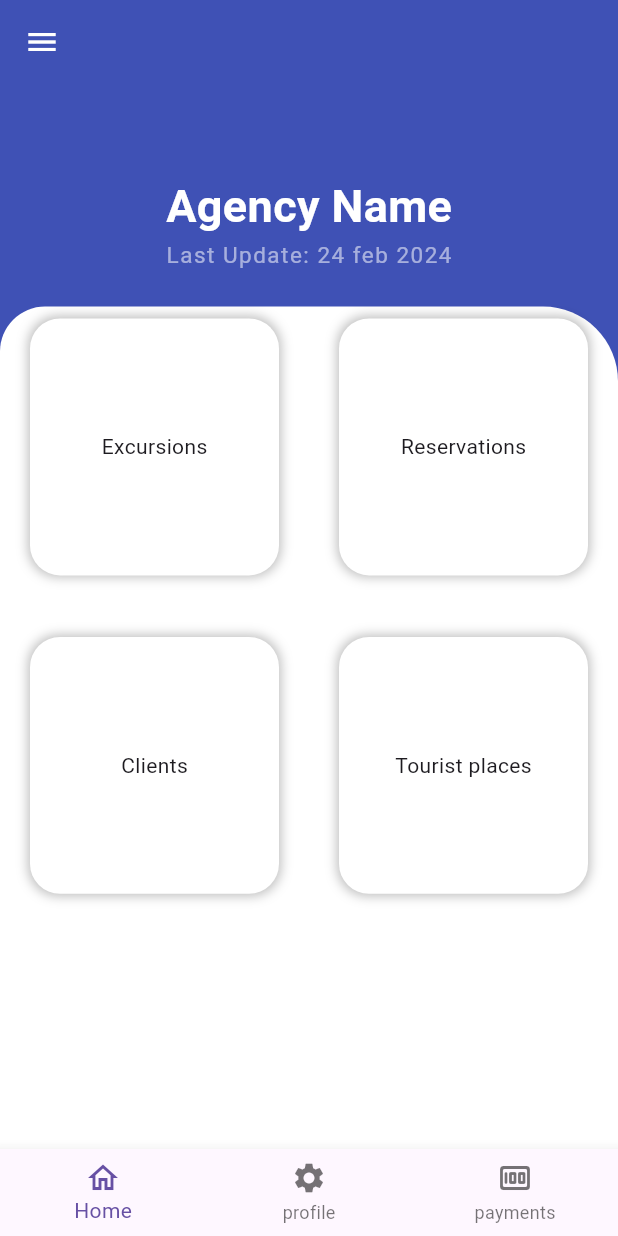
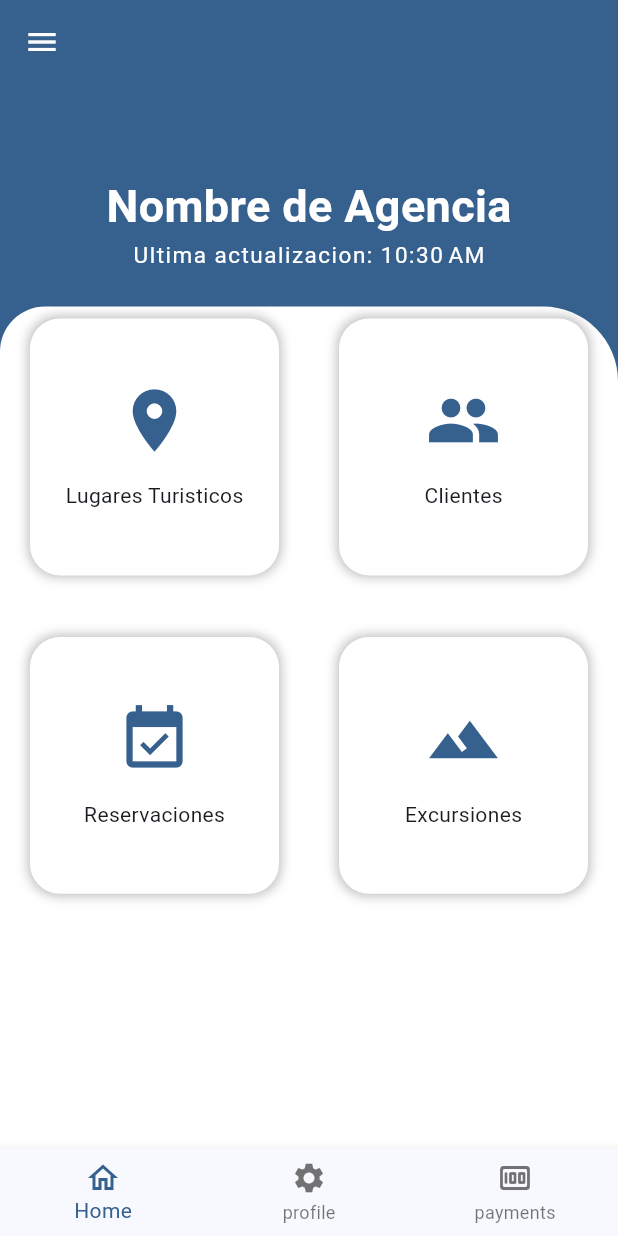
Before and after one commit to joelGabriel7/ViajesRD-Frontend, a Flutter app: the screen it shows after launch, on a phone screen of 412 x 824 dp. Run offline on Flutter 3.47's test engine with Material 3 defaults, Android fonts, the phone set to English and light mode, and no system bars; our stand-ins replace dio, flutter_riverpod, go_router.

Commit message:
Cambiandos el ui de varias view

```diff
--- a/lib/config/theme/app_theme.dart
+++ b/lib/config/theme/app_theme.dart
@@ -1,11 +1,33 @@
 import 'package:flutter/material.dart';
 
+const colorList = <Color>[
+  Colors.red,
+  Colors.blue,
+  Colors.pink,
+  Colors.purple,
+  Colors.green,
+  Colors.amber,
+  Colors.brown,
+];
+
 class AppTheme {
-  AppTheme();
+  final int selectedColor;
+  final bool isDarkMode;
 
-  ThemeData getTheme() => ThemeData(
-        primarySwatch: Colors.blue,
-        visualDensity: VisualDensity.adaptivePlatformDensity,
-        // brightness: Brightness.,
+  AppTheme({this.selectedColor = 0, this.isDarkMode = false})
+      : assert(selectedColor >= 0, 'Color must be greather then 0'),
+        assert(selectedColor < colorList.length,
+            'The color must be less o equal a ${colorList.length - 1}');
+
+  ThemeData getTheme({required int selectedColor, required bool isDarkMode}) =>
+      ThemeData(
+          useMaterial3: true,
+          brightness: isDarkMode ? Brightness.dark : Brightness.light,
+          colorSchemeSeed: colorList[selectedColor],
+          appBarTheme: const AppBarTheme(centerTitle: true));
+
+  AppTheme copyWith({int? selectedColor, bool? isDarkMode}) => AppTheme(
+        selectedColor: selectedColor ?? this.selectedColor,
+        isDarkMode: isDarkMode ?? this.isDarkMode,
       );
 }
--- a/lib/infrastructure/datasources/category_datasource.dart
+++ b/lib/infrastructure/datasources/category_datasource.dart
@@ -6,7 +6,7 @@ import 'package:viajes/infrastructure/mappers/category_mapper.dart';
 import '../models/category_models.dart';
 
 class CategoryApiDatasource extends CategoryDatasource {
-  final dio = Dio(BaseOptions(baseUrl: 'http://192.168.113.82:8000'));
+  final dio = Dio(BaseOptions(baseUrl: 'http://192.168.1.3:8000'));
 
   @override
   Future<List<Category>> getAllCategories({int page = 1}) async {
--- a/lib/main.dart
+++ b/lib/main.dart
@@ -15,7 +15,7 @@ class MainApp extends StatelessWidget {
     return MaterialApp.router(
       routerConfig: appRouter,
       debugShowCheckedModeBanner: false,
-      theme: AppTheme().getTheme(),
+      theme: AppTheme().getTheme(selectedColor: 1, isDarkMode: false),
     );
   }
 }
--- a/lib/presentation/provider/categories/categories_provider.dart
+++ b/lib/presentation/provider/categories/categories_provider.dart
@@ -26,7 +26,8 @@ class CategoryNotifier extends StateNotifier<List<Category>> {
     currentPage++;
 
     final List<Category> category = await fetchMoreCategory(page: currentPage);
-    state = [...state, ...category];
+    state = category;
+    // state = [...state, ...category];
 
     await Future.delayed(const Duration(milliseconds: 3000));
     isLoading = false;
--- a/lib/presentation/screens/category_screen.dart
+++ b/lib/presentation/screens/category_screen.dart
@@ -7,8 +7,6 @@ class CategoryScreen extends StatelessWidget {
 
   @override
   Widget build(BuildContext context) {
-    return Scaffold(
-      body: const CategoryView(),
-    );
+    return const CategoryView();
   }
 }
--- a/lib/presentation/screens/home_screen_agency.dart
+++ b/lib/presentation/screens/home_screen_agency.dart
@@ -1,6 +1,7 @@
 // ignore_for_file: must_be_immutable
 
 import 'package:flutter/material.dart';
+import 'package:viajes/config/menu/menu_item.dart';
 import 'package:viajes/presentation/widgets/bottom_navigations.dart';
 import 'package:viajes/presentation/widgets/side_menu.dart';
 
@@ -9,24 +10,25 @@ import '../views/agency/home_view.dart';
 class HomeScreenAgency extends StatelessWidget {
   var height = 0.0, widht = 0.0;
 
-  List titles = ['Excursions', 'Reservations', 'Clients', 'Tourist places'];
+  List titles = ['Excursions', 'Reservations', 'Clientes', 'Luga'];
   HomeScreenAgency({super.key});
   @override
   Widget build(BuildContext context) {
     height = MediaQuery.of(context).size.height;
     widht = MediaQuery.of(context).size.width;
+    final colors = Theme.of(context).colorScheme;
     final scaffolKey = GlobalKey<ScaffoldState>();
     return Scaffold(
-        // key: scaffolKey,
+        key: scaffolKey,
         appBar: AppBar(
-          backgroundColor: Colors.indigo,
+          backgroundColor: colors.primary,
           iconTheme: const IconThemeData(color: Colors.white),
         ),
         bottomNavigationBar: const BottomNavigations(),
         drawer: SideMenu(scaffolKey: scaffolKey),
         body: SingleChildScrollView(
           physics: const NeverScrollableScrollPhysics(),
-          child: HomeView(height: height, widht: widht, titles: titles),
+          child: HomeView(height: height, widht: widht, titles: appMenuItem),
         ));
   }
 
--- a/lib/presentation/views/agency/category_view.dart
+++ b/lib/presentation/views/agency/category_view.dart
@@ -1,5 +1,6 @@
 import 'package:flutter/material.dart';
 import 'package:flutter_riverpod/flutter_riverpod.dart';
+import 'package:viajes/domain/entity/category.dart';
 import 'package:viajes/presentation/provider/providers.dart';
 
 import '../../provider/loader.dart';
@@ -39,24 +40,34 @@ class CategoryViewState extends ConsumerState<CategoryView> {
       ));
     }
     final categories = ref.watch(getAllCategoryProvider);
+    return CustomList(categories: categories);
+  }
+}
 
+class CustomList extends StatelessWidget {
+  const CustomList({
+    super.key,
+    required this.categories,
+  });
+
+  final List categories;
+
+  @override
+  Widget build(BuildContext context) {
     return Scaffold(
       appBar: AppBar(title: const Text('Listado de categorias')),
-      body: ListView.builder(
+      body: ListView.separated(
+        separatorBuilder: (context, index) => const Divider(),
         itemCount: categories.length,
         itemBuilder: (context, index) {
           final category = categories[index];
           if (categories.isNotEmpty) {
             return Padding(
               padding: const EdgeInsets.all(8.0),
-              child: Card(
-                elevation: 6,
-                shadowColor: Colors.grey.shade50,
-                child: ListTile(
-                  contentPadding: const EdgeInsets.all(5.0),
-                  title: Text(category.name),
-                  subtitle: Text(category.description),
-                ),
+              child: ListTile(
+                contentPadding: const EdgeInsets.all(5.0),
+                title: Text(category.name),
+                subtitle: Text(category.description),
               ),
             );
           }
--- a/lib/presentation/views/agency/home_view.dart
+++ b/lib/presentation/views/agency/home_view.dart
@@ -1,5 +1,9 @@
+// ignore_for_file: prefer_typing_uninitialized_variables
+
 import 'package:flutter/material.dart';
 import 'package:go_router/go_router.dart';
+import 'package:intl/intl.dart';
+import 'package:viajes/config/menu/menu_item.dart';
 
 // import '../../shared/bottom_navigations.dart';
 
@@ -11,16 +15,19 @@ class HomeView extends StatelessWidget {
     required this.titles,
   });
 
-  // ignore: prefer_typing_uninitialized_variables
   final height;
-  // ignore: prefer_typing_uninitialized_variables
   final widht;
-  final List titles;
+  final List<MenuItem> titles;
 
   @override
   Widget build(BuildContext context) {
+    final colors = Theme.of(context).colorScheme;
+    final date = DateTime.now();
+    final format = DateFormat('jm').format(date);
+    final lastFourTitles =
+        titles.length >= 4 ? titles.sublist(titles.length - 4) : titles;
     return Container(
-      color: Colors.indigo,
+      color: colors.primary,
       height: height,
       width: widht,
       child: Column(
@@ -29,22 +36,22 @@ class HomeView extends StatelessWidget {
               decoration: const BoxDecoration(),
               height: height * 0.18,
               width: widht,
-              child: const Column(children: [
+              child: Column(children: [
                 Padding(
-                  padding: EdgeInsets.only(top: 60, left: 20, right: 20),
+                  padding: const EdgeInsets.only(top: 60, left: 20, right: 20),
                   child: Column(
                     children: [
-                      Text(
-                        'Agency Name',
+                      const Text(
+                        'Nombre de Agencia',
                         style: TextStyle(
                             color: Colors.white,
                             fontSize: 30,
                             fontWeight: FontWeight.bold),
                       ),
                       Text(
-                        'Last Update: 24 feb 2024',
-                        style: TextStyle(
-                            color: Colors.white54,
+                        'Ultima actualizacion: $format',
+                        style: const TextStyle(
+                            color: Colors.white,
                             fontSize: 15,
                             letterSpacing: 1),
                       ),
@@ -54,9 +61,9 @@ class HomeView extends StatelessWidget {
               ])),
           Expanded(
             child: Container(
-              decoration: const BoxDecoration(
-                color: Colors.white,
-                borderRadius: BorderRadius.only(
+              decoration: BoxDecoration(
+                color: colors.onSecondary,
+                borderRadius: const BorderRadius.only(
                   topLeft: Radius.circular(30),
                   topRight: Radius.circular(50),
                 ),
@@ -71,21 +78,11 @@ class HomeView extends StatelessWidget {
                 ),
                 physics: const NeverScrollableScrollPhysics(),
                 shrinkWrap: true,
-                itemCount: titles.length,
+                itemCount: lastFourTitles.length,
                 itemBuilder: (context, index) {
                   return InkWell(
                     onTap: () {
-                      final routesMap = {
-                        'Excursions': '/excursions',
-                        'Reservations': '/reservations',
-                        'Clients': '/clients',
-                        'Tourist places': '/touristplaces',
-                      };
-
-                      final route = routesMap[titles[index]];
-                      if (route != null) {
-                        context.push(route);
-                      }
+                      context.push(lastFourTitles[index].link);
                     },
                     child: Container(
                       margin: const EdgeInsets.symmetric(
@@ -102,7 +99,15 @@ class HomeView extends StatelessWidget {
                       child: Column(
                         mainAxisAlignment: MainAxisAlignment.center,
                         children: [
-                          Center(child: Text(titles[index])),
+                          Icon(
+                            lastFourTitles[index].icon,
+                            size: 50,
+                            color: colors.primary,
+                          ),
+                          const SizedBox(
+                            height: 15,
+                          ),
+                          Center(child: Text(lastFourTitles[index].title)),
                         ],
                       ),
                     ),
--- a/lib/presentation/widgets/side_menu.dart
+++ b/lib/presentation/widgets/side_menu.dart
@@ -16,7 +16,7 @@ class _SideMenuState extends State<SideMenu> {
   @override
   Widget build(BuildContext context) {
     return NavigationDrawer(
-        backgroundColor: Colors.grey.shade50,
+        // backgroundColor: Colors.grey.shade50,
         selectedIndex: navDrawerIndex,
         onDestinationSelected: (value) {
           setState(() {
@@ -24,6 +24,7 @@ class _SideMenuState extends State<SideMenu> {
 
             final menuItem = appMenuItem[value];
             context.push(menuItem.link);
+            widget.scaffolKey.currentState?.closeDrawer();
           });
         },
         children: [
--- a/pubspec.yaml
+++ b/pubspec.yaml
@@ -12,6 +12,7 @@ dependencies:
     sdk: flutter
   flutter_riverpod: ^2.4.10
   go_router: ^13.2.0
+  intl: ^0.19.0
 
 dev_dependencies:
   flutter_lints: ^2.0.0
```
Also changed, not shown: pubspec.lock.
